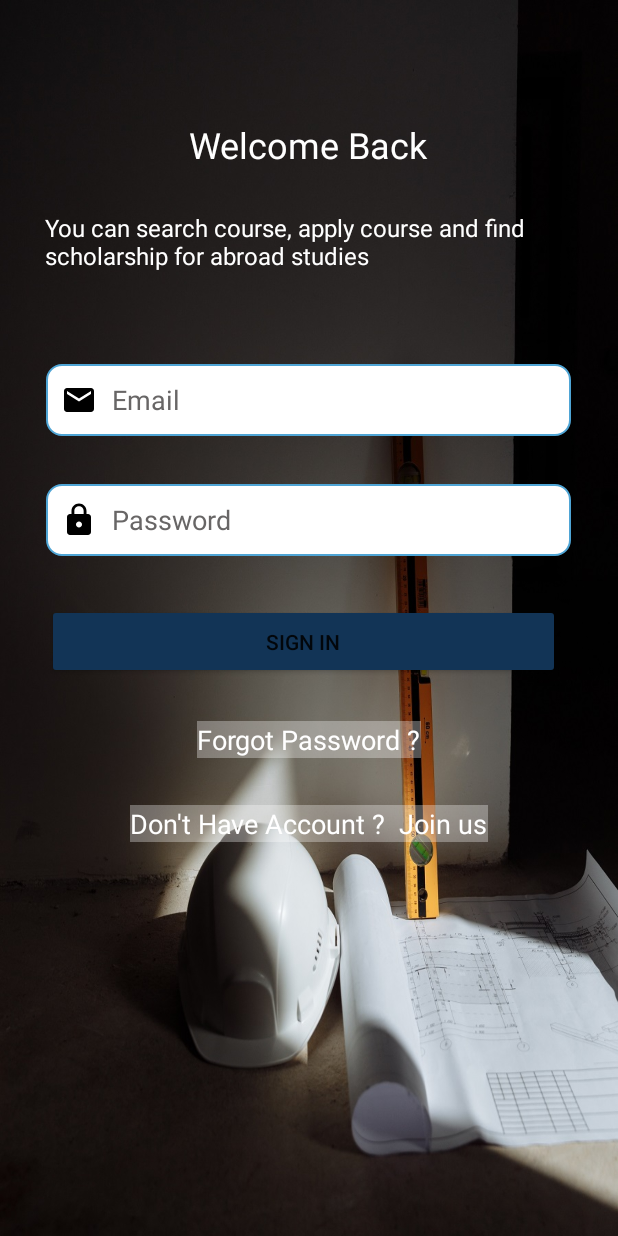
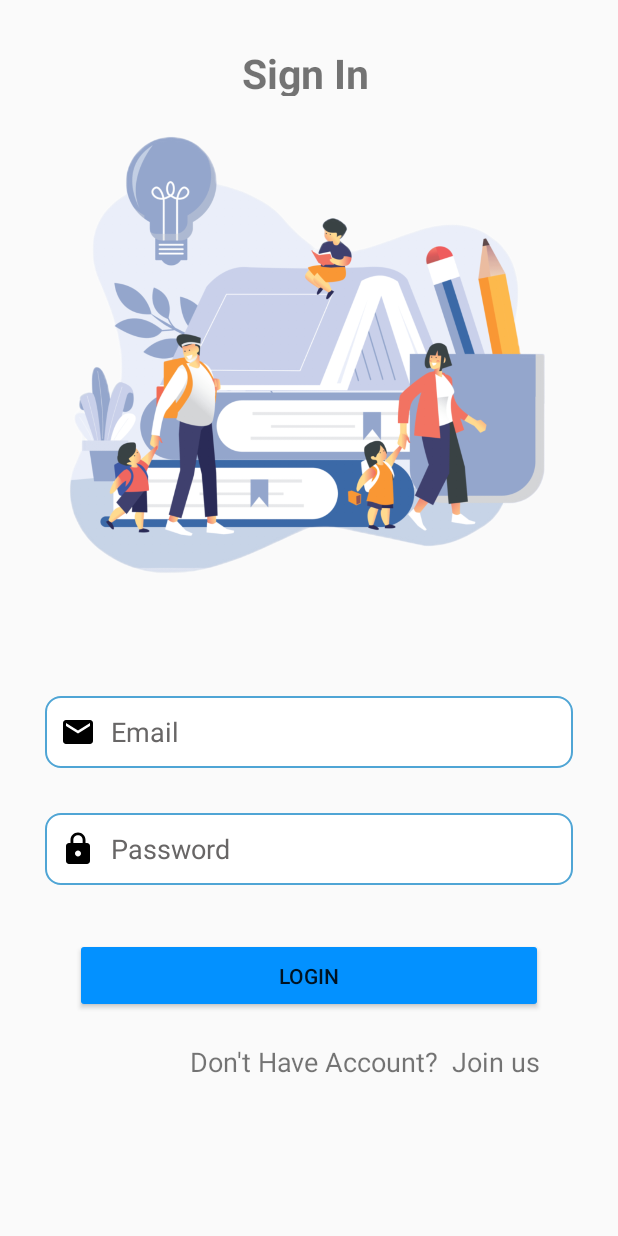
Before and after one commit to tutionmanagement/TMSStudent, an Android app: the SigninActivity screen opened directly, with no data from a screen before it, on a phone screen of 412 x 824 dp. Run offline under Robolectric (Android 15) with nearby library versions, the phone set to English and light mode, and no system bars.

Commit message:
Add Responsiveness in Sign In Screen

```diff
--- a/app/src/main/AndroidManifest.xml
+++ b/app/src/main/AndroidManifest.xml
@@ -10,12 +10,15 @@
         android:label="@string/app_name"
         android:supportsRtl="true"
         android:theme="@style/Theme.TMS"
+
         tools:targetApi="31">
         <activity
             android:name=".DashboardActivity"
+            android:screenOrientation="portrait"
             android:exported="false" />
         <activity
             android:name=".SplashActivity"
+            android:screenOrientation="portrait"
             android:exported="true">
             <intent-filter>
                 <action android:name="android.intent.action.MAIN" />
@@ -25,12 +28,15 @@
         </activity>
         <activity
             android:name=".SigninActivity"
+            android:screenOrientation="portrait"
             android:exported="false" />
         <activity
             android:name=".SignupActivity"
+            android:screenOrientation="portrait"
             android:exported="false" />
         <activity
             android:name=".MainActivity"
+            android:screenOrientation="portrait"
             android:exported="true"></activity>
     </application>
 
--- a/app/src/main/res/layout/activity_signin.xml
+++ b/app/src/main/res/layout/activity_signin.xml
@@ -4,40 +4,31 @@
     xmlns:tools="http://schemas.android.com/tools"
     android:layout_width="match_parent"
     android:layout_height="match_parent"
-    android:background="@mipmap/signin_back"
     tools:context=".SigninActivity">
 
     <TextView
         android:id="@+id/textView3"
-        android:layout_width="wrap_content"
-        android:layout_height="wrap_content"
-        android:layout_marginTop="80dp"
-        android:text="Welcome Back"
-        android:textColor="#FFFFFF"
-        android:textSize="24sp"
+        android:layout_width="88dp"
+        android:layout_height="34dp"
+        android:layout_marginStart="73dp"
+        android:layout_marginTop="30dp"
+        android:layout_marginEnd="73dp"
+        android:clickable="false"
+        android:text="Sign In"
+        android:textSize="27sp"
+        android:textStyle="bold"
         app:layout_constraintEnd_toEndOf="parent"
-        app:layout_constraintHorizontal_bias="0.498"
+        app:layout_constraintHorizontal_bias="0.497"
         app:layout_constraintStart_toStartOf="parent"
         app:layout_constraintTop_toTopOf="parent" />
 
-    <TextView
-        android:id="@+id/textView4"
-        android:layout_width="343dp"
-        android:layout_height="46dp"
-        android:layout_marginTop="28dp"
-        android:text="You can search course, apply course and find scholarship for abroad studies"
-        android:textColor="#FFFFFF"
-        android:textSize="16sp"
-        app:layout_constraintEnd_toEndOf="parent"
-        app:layout_constraintHorizontal_bias="0.441"
-        app:layout_constraintStart_toStartOf="parent"
-        app:layout_constraintTop_toBottomOf="@+id/textView3" />
-
     <EditText
         android:id="@+id/edEmail"
-        android:layout_width="350dp"
+        android:layout_width="0dp"
         android:layout_height="48dp"
-        android:layout_marginTop="56dp"
+        android:layout_marginStart="30dp"
+        android:layout_marginTop="40dp"
+        android:layout_marginEnd="30dp"
         android:background="@drawable/boarder"
         android:drawableStart="@drawable/baseline_email_24"
         android:drawablePadding="10dp"
@@ -46,15 +37,17 @@
         android:inputType="textPersonName"
         android:textColorHint="#686666"
         app:layout_constraintEnd_toEndOf="parent"
-        app:layout_constraintHorizontal_bias="0.491"
+        app:layout_constraintHorizontal_bias="0.0"
         app:layout_constraintStart_toStartOf="parent"
-        app:layout_constraintTop_toBottomOf="@+id/textView4" />
+        app:layout_constraintTop_toBottomOf="@+id/imageView9" />
 
     <EditText
         android:id="@+id/edPassword"
-        android:layout_width="350dp"
+        android:layout_width="0dp"
         android:layout_height="48dp"
-        android:layout_marginTop="32dp"
+        android:layout_marginStart="30dp"
+        android:layout_marginTop="30dp"
+        android:layout_marginEnd="30dp"
         android:background="@drawable/boarder"
         android:drawableStart="@drawable/baseline_lock_24"
         android:drawablePadding="10dp"
@@ -70,12 +63,14 @@
 
     <Button
         android:id="@+id/btn_Signup"
-        android:layout_width="342dp"
+        android:layout_width="0dp"
         android:layout_height="50dp"
-        android:layout_marginTop="32dp"
-        android:backgroundTint="#123456"
+        android:layout_marginStart="50dp"
+        android:layout_marginTop="35dp"
+        android:layout_marginEnd="50dp"
+        android:backgroundTint="#0391FF"
         android:onClick="Signin"
-        android:text="Sign In"
+        android:text="Login"
         app:cornerRadius="10dp"
         app:icon="@drawable/baseline_login_24"
         app:iconGravity="textEnd"
@@ -86,29 +81,31 @@
         app:layout_constraintTop_toBottomOf="@+id/edPassword" />
 
     <TextView
-        android:id="@+id/textView5"
+        android:id="@+id/textView6"
         android:layout_width="wrap_content"
         android:layout_height="wrap_content"
-        android:layout_marginTop="28dp"
-        android:background="#52FFFFFF"
-        android:text="Forgot Password ?"
-        android:textColor="#FFFFFF"
+        android:layout_marginTop="20dp"
+        android:onClick="toSignup"
+        android:text="Don't Have Account?  Join us"
         android:textSize="18sp"
         app:layout_constraintEnd_toEndOf="parent"
+        app:layout_constraintHorizontal_bias="0.71"
         app:layout_constraintStart_toStartOf="parent"
         app:layout_constraintTop_toBottomOf="@+id/btn_Signup" />
 
-    <TextView
-        android:id="@+id/textView6"
-        android:layout_width="wrap_content"
-        android:layout_height="wrap_content"
-        android:layout_marginTop="84dp"
-        android:background="#51FFFFFF"
-        android:onClick="toSignup"
-        android:text="Don't Have Account ?  Join us"
-        android:textColor="#FFFFFF"
-        android:textSize="18sp"
+    <ImageView
+        android:id="@+id/imageView9"
+        android:layout_width="0dp"
+        android:layout_height="0dp"
+        android:layout_marginStart="20dp"
+        android:layout_marginTop="70dp"
+        android:layout_marginEnd="20dp"
+        android:layout_marginBottom="400dp"
+        app:layout_constraintBottom_toBottomOf="parent"
         app:layout_constraintEnd_toEndOf="parent"
+        app:layout_constraintHorizontal_bias="1.0"
         app:layout_constraintStart_toStartOf="parent"
-        app:layout_constraintTop_toBottomOf="@+id/btn_Signup" />
+        app:layout_constraintTop_toTopOf="parent"
+        app:layout_constraintVertical_bias="1.0"
+        app:srcCompat="@mipmap/login_min" />
 </androidx.constraintlayout.widget.ConstraintLayout>
```
Also changed, not shown: app/src/main/res/layout/activity_main.xml (+16 -15 lines), app/src/main/res/layout/activity_signup.xml (+1 -17 lines), app/src/main/res/mipmap-hdpi/home_sm.png (added), app/src/main/res/mipmap-hdpi/register.png (added), app/src/main/res/mipmap-hdpi/welcome.png (deleted), app/src/main/res/mipmap-mdpi/login_min.png (added), app/src/main/res/mipmap-mdpi/signin_back.jpg (deleted).
